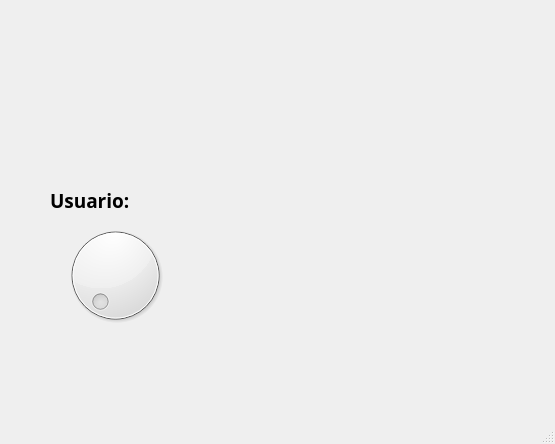
Before: the Qt Designer form Unidad 2/P4_Dial.ui in Sofifdz/-PROGRAMACION-DE-INTERFACES-Y-PUERTOS, drawn with Qt 5.
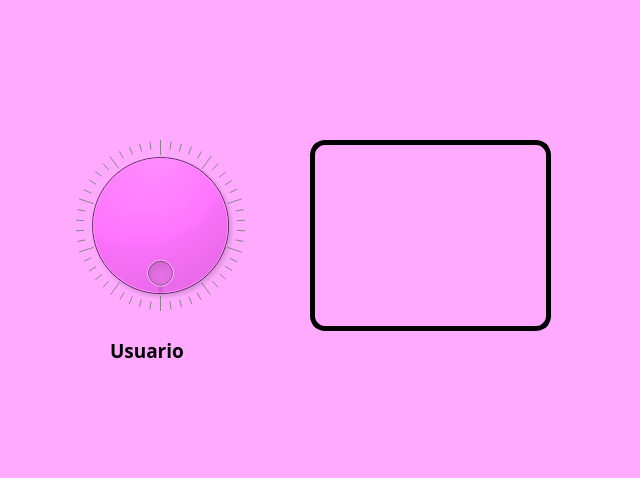
After: the same form once the commit is applied. Icons and pictures are not drawn.

Diff of the .ui file:
```diff
--- a/Unidad 2/P4_Dial.ui
+++ b/Unidad 2/P4_Dial.ui
@@ -6,13 +6,16 @@
    <rect>
     <x>0</x>
     <y>0</y>
-    <width>555</width>
-    <height>444</height>
+    <width>640</width>
+    <height>478</height>
    </rect>
   </property>
   <property name="windowTitle">
    <string>MainWindow</string>
   </property>
+  <property name="styleSheet">
+   <string notr="true">background-color: rgb(255, 170, 255);</string>
+  </property>
   <widget class="QWidget" name="centralwidget">
    <widget class="QLabel" name="label">
     <property name="geometry">
@@ -36,10 +39,10 @@
    <widget class="QLabel" name="label_2">
     <property name="geometry">
      <rect>
-      <x>440</x>
+      <x>430</x>
       <y>10</y>
-      <width>101</width>
-      <height>81</height>
+      <width>111</width>
+      <height>91</height>
      </rect>
     </property>
     <property name="text">
@@ -55,9 +58,9 @@
    <widget class="QLabel" name="label_3">
     <property name="geometry">
      <rect>
-      <x>440</x>
-      <y>320</y>
-      <width>111</width>
+      <x>530</x>
+      <y>360</y>
+      <width>101</width>
       <height>81</height>
      </rect>
     </property>
@@ -74,33 +77,39 @@
    <widget class="QLabel" name="label_4">
     <property name="geometry">
      <rect>
-      <x>50</x>
-      <y>170</y>
+      <x>110</x>
+      <y>320</y>
       <width>161</width>
       <height>61</height>
      </rect>
     </property>
     <property name="font">
      <font>
-      <family>Agency FB</family>
+      <family>Arial Rounded MT Bold</family>
       <pointsize>14</pointsize>
       <weight>75</weight>
+      <italic>false</italic>
       <bold>true</bold>
+      <strikeout>false</strikeout>
      </font>
     </property>
     <property name="text">
-     <string>Usuario:</string>
+     <string>Usuario</string>
     </property>
    </widget>
    <widget class="QLabel" name="img_persona_4">
     <property name="geometry">
      <rect>
-      <x>320</x>
-      <y>160</y>
-      <width>141</width>
-      <height>121</height>
+      <x>310</x>
+      <y>140</y>
+      <width>241</width>
+      <height>191</height>
      </rect>
     </property>
+    <property name="styleSheet">
+     <string notr="true">border: 5px solid black;
+border-radius: 15px;</string>
+    </property>
     <property name="text">
      <string/>
     </property>
@@ -114,11 +123,72 @@
    <widget class="QDial" name="dial">
     <property name="geometry">
      <rect>
-      <x>30</x>
-      <y>220</y>
-      <width>171</width>
-      <height>111</height>
+      <x>50</x>
+      <y>140</y>
+      <width>221</width>
+      <height>171</height>
      </rect>
+    </property>
+    <property name="toolTip">
+     <string>&lt;!DOCTYPE HTML PUBLIC &quot;-//W3C//DTD HTML 4.0//EN&quot; &quot;http://www.w3.org/TR/REC-html40/strict.dtd&quot;&gt;
+&lt;html&gt;&lt;head&gt;&lt;meta name=&quot;qrichtext&quot; content=&quot;1&quot; /&gt;&lt;style type=&quot;text/css&quot;&gt;
+p, li { white-space: pre-wrap; }
+&lt;/style&gt;&lt;/head&gt;&lt;body style=&quot; font-family:'MS Shell Dlg 2'; font-size:8pt; font-weight:400; font-style:normal;&quot;&gt;
+&lt;p style=&quot;-qt-paragraph-type:empty; margin-top:0px; margin-bottom:0px; margin-left:0px; margin-right:0px; -qt-block-indent:0; text-indent:0px;&quot;&gt;&lt;br /&gt;&lt;/p&gt;&lt;/body&gt;&lt;/html&gt;</string>
+    </property>
+    <property name="styleSheet">
+     <string notr="true">background-color: rgb(255, 85, 255);
+border-radius: 10px;</string>
+    </property>
+    <property name="wrapping">
+     <bool>true</bool>
+    </property>
+    <property name="notchesVisible">
+     <bool>true</bool>
+    </property>
+   </widget>
+   <widget class="QLabel" name="imgPersona_2">
+    <property name="geometry">
+     <rect>
+      <x>10</x>
+      <y>10</y>
+      <width>111</width>
+      <height>81</height>
+     </rect>
+    </property>
+    <property name="styleSheet">
+     <string notr="true">border-radius: 10px;
+border-color: rgb(255, 0, 255);
+border: 10px;
+</string>
+    </property>
+    <property name="text">
+     <string/>
+    </property>
+    <property name="pixmap">
+     <pixmap resource="../recursos.qrc">:/Logos/Imagenes/logo uat.jpg</pixmap>
+    </property>
+    <property name="scaledContents">
+     <bool>true</bool>
+    </property>
+   </widget>
+   <widget class="QLabel" name="imgPersona_3">
+    <property name="geometry">
+     <rect>
+      <x>520</x>
+      <y>10</y>
+      <width>111</width>
+      <height>91</height>
+     </rect>
+    </property>
+    <property name="text">
+     <string/>
+    </property>
+    <property name="pixmap">
+     <pixmap resource="../recursos.qrc">:/Logos/Imagenes/logo fians.jpg</pixmap>
+    </property>
+    <property name="scaledContents">
+     <bool>true</bool>
     </property>
    </widget>
   </widget>
```
Left out of the diff: 14 changed lines with no effect on the pictures.
